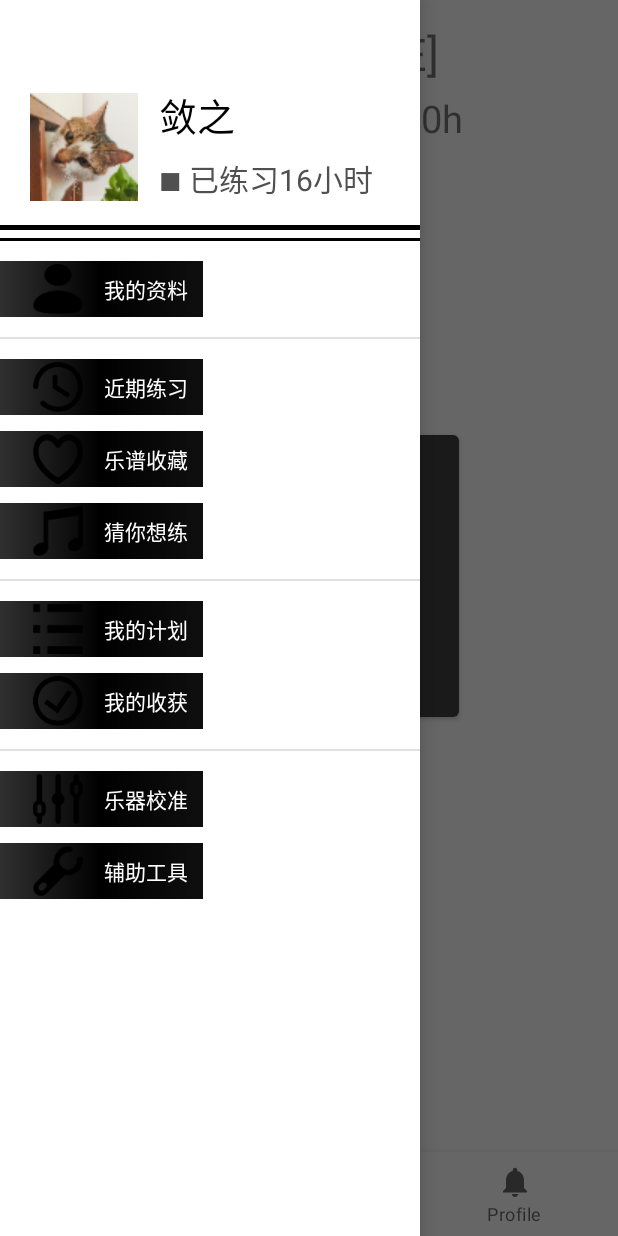
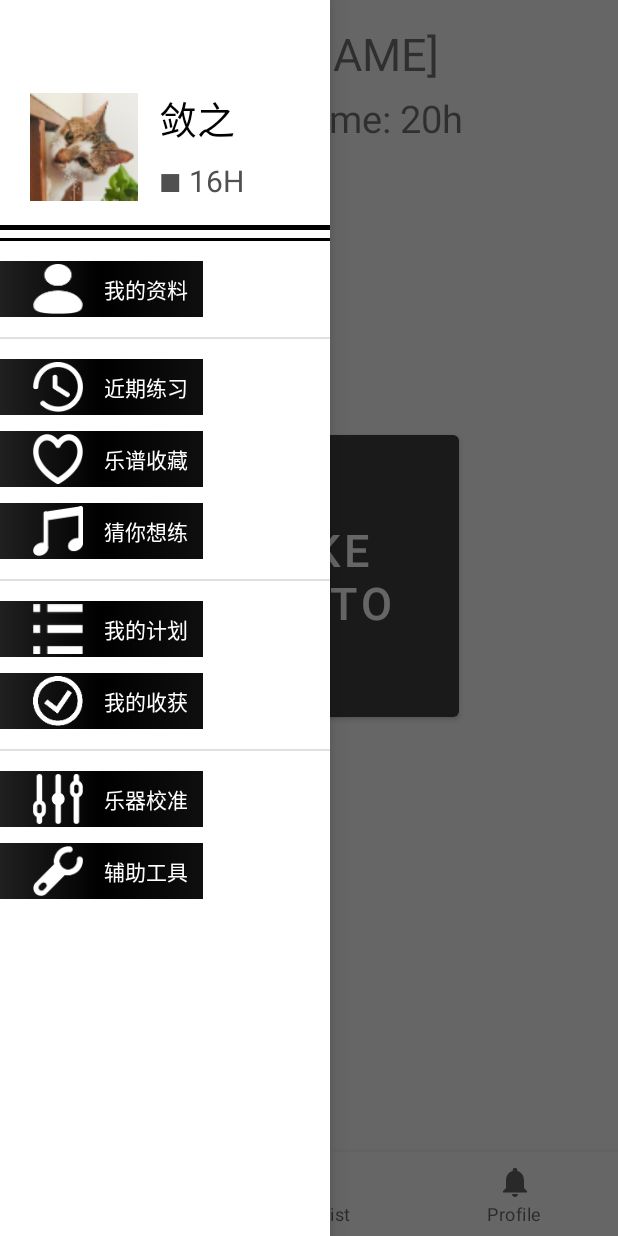
Before and after one commit to SWC-Painist/APP, an Android app: the screen it shows after launch (MainActivity), with the side drawer open, on a phone screen of 412 x 824 dp. Run offline under Robolectric (Android 15) with nearby library versions, the phone set to English and light mode, and no system bars; our stand-ins replace navigation-ui.

Commit message:
Fixed Navigation Icons

```diff
--- a/app/src/main/res/drawable/piano_key_background.xml
+++ b/app/src/main/res/drawable/piano_key_background.xml
@@ -6,7 +6,7 @@
             <solid android:color="@color/black"/>
             <gradient
                 android:angle="0"
-                android:startColor="#303030"
+                android:startColor="#202020"
                 android:centerColor="#000000"
                 android:endColor="#0F0F0F"
                 android:type="linear" />
--- a/app/src/main/res/layout/activity_main.xml
+++ b/app/src/main/res/layout/activity_main.xml
@@ -15,10 +15,11 @@
 
     <com.google.android.material.navigation.NavigationView
         android:id="@+id/nav_view"
-        android:layout_width="wrap_content"
+        android:layout_width="220dp"
         android:layout_height="match_parent"
         android:layout_gravity="start"
         android:fitsSystemWindows="true"
+        app:itemIconTint="#FFFFFF"
         app:headerLayout="@layout/nav_header_main"
         app:menu="@menu/activity_main_drawer" />
 
--- a/app/src/main/res/layout/nav_header_main.xml
+++ b/app/src/main/res/layout/nav_header_main.xml
@@ -43,7 +43,7 @@
                 android:layout_width="wrap_content"
                 android:layout_height="wrap_content"
                 android:paddingTop="@dimen/nav_header_vertical_spacing"
-                android:text="■ 已练习16小时"
+                android:text="■ 16H"
                 android:textColor="#505050"
                 android:textSize="20sp"/>
         </LinearLayout>
--- a/app/src/main/res/menu/activity_main_drawer.xml
+++ b/app/src/main/res/menu/activity_main_drawer.xml
@@ -1,6 +1,7 @@
 <?xml version="1.0" encoding="utf-8"?>
 <menu xmlns:android="http://schemas.android.com/apk/res/android"
     xmlns:tools="http://schemas.android.com/tools"
+
     tools:showIn="navigation_view">
     <group
         android:id="@+id/nav_menu_group_info"
```
